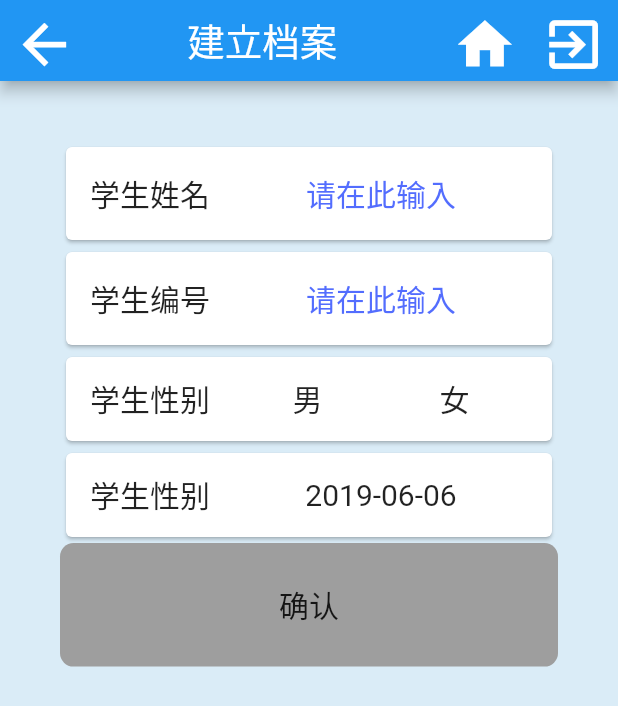
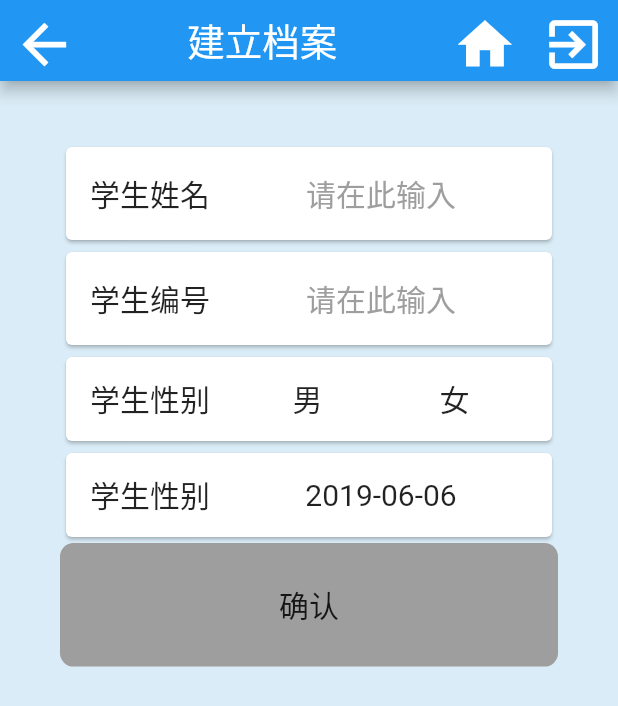
Before and after one commit to BoscoTin/Sight-app, a Flutter app: the Register screen opened by its route, on a phone screen of 412 x 824 dp. Shown: the top 706 px of the screen. Run offline on Flutter 3.47's test engine with Material 2 defaults, Android fonts, the phone set to English and light mode, and no system bars.

```diff
--- a/lib/testPages/Consultation.dart
+++ b/lib/testPages/Consultation.dart
@@ -87,7 +87,6 @@ class _ConsultState extends State<Consultation>{
           ),
         ),
 
-        // TODO: fill the title part with future builder of text, showing value of consultation part
         title: Text(value,
           textAlign: TextAlign.center,
           style: TextStyle(
@@ -108,7 +107,7 @@ class _ConsultState extends State<Consultation>{
       FutureBuilder<ConsultRecord>(
         future: getConsultRecord(widget.profileID),
           builder: (context, rep){
-            if(rep != null && rep.hasData){
+            if(rep.hasData){
               return(Column(
                 children: <Widget>[
                   oneRow(Strings.consultation, rep.data.problems),
--- a/lib/testPages/Register.dart
+++ b/lib/testPages/Register.dart
@@ -83,6 +83,9 @@ class _RegisterState extends State<Register>{
                       decoration: InputDecoration(
                         border: InputBorder.none,
                         hintText: Strings.typeHere,
+                        hintStyle: TextStyle(
+                          color: Theme.of(context).buttonColor
+                        )
                       ),
                       controller: studentNameController,
                       // Set the keyboard
@@ -107,6 +110,9 @@ class _RegisterState extends State<Register>{
                       decoration: InputDecoration(
                         border: InputBorder.none,
                         hintText: Strings.typeHere,
+                          hintStyle: TextStyle(
+                              color: Theme.of(context).buttonColor
+                          )
                       ),
                       controller: studentIDController,
                       // Set the keyboard
```
Also changed, not shown: lib/Model/ConsultRecord.dart (+4 -4 lines).
